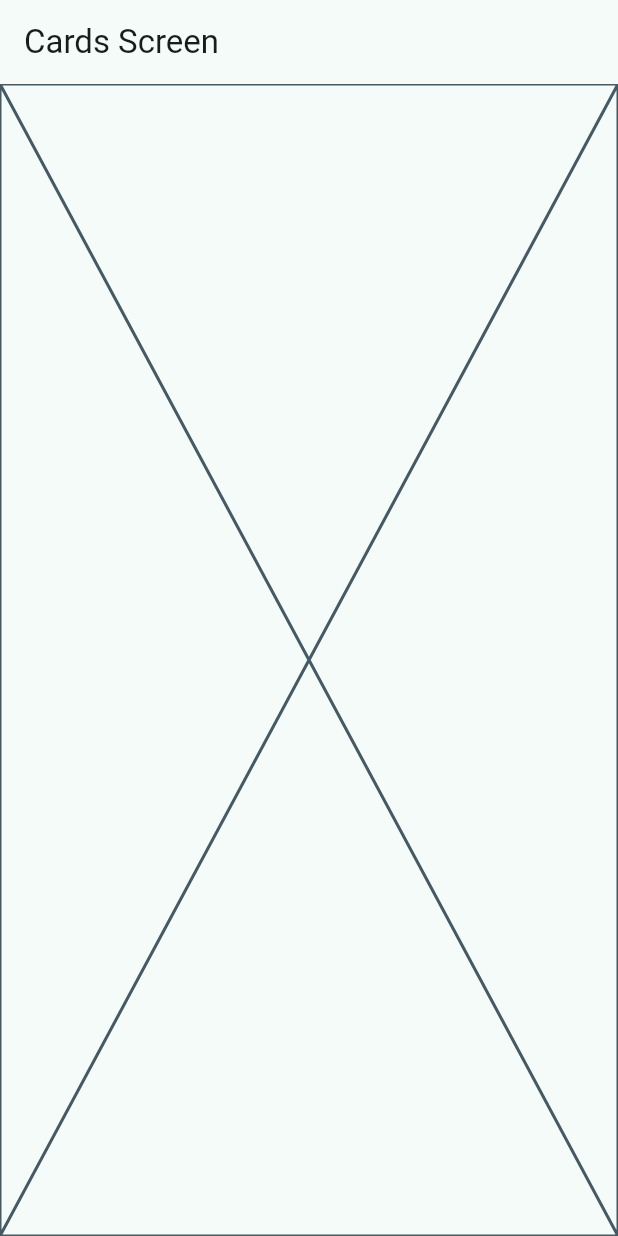
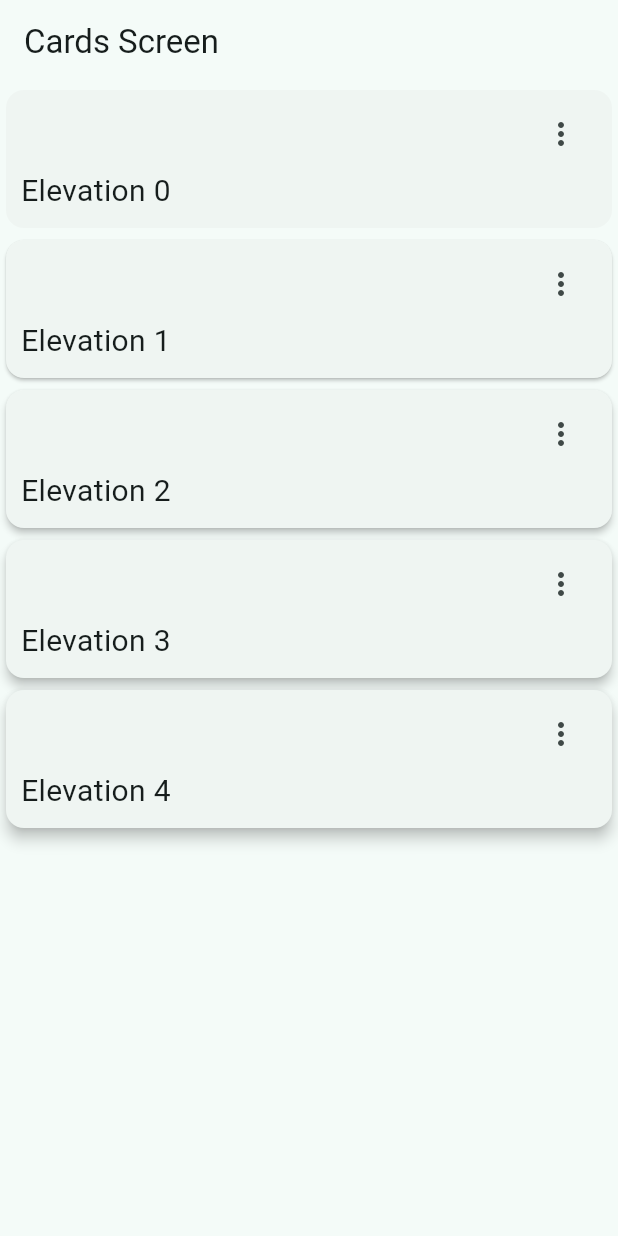
Before and after one commit to Salchichon057/Flutter-Widgets, a Flutter app: the CardsScreen screen opened by its route, on a phone screen of 412 x 824 dp. Run offline on Flutter 3.47's test engine with Material 3 defaults, Android fonts, the phone set to English and light mode, and no system bars; our stand-ins replace go_router.

Commit message:
add card 01

```diff
--- a/lib/presentation/screens/cards/cards_screen.dart
+++ b/lib/presentation/screens/cards/cards_screen.dart
@@ -1,4 +1,12 @@
 import 'package:flutter/material.dart';
+
+const cards = <Map<String, dynamic>>[
+  { 'elevation': 0.0, 'label': 'Elevation 0'},
+  { 'elevation': 1.0, 'label': 'Elevation 1'},
+  { 'elevation': 2.0, 'label': 'Elevation 2'},
+  { 'elevation': 3.0, 'label': 'Elevation 3'},
+  { 'elevation': 4.0, 'label': 'Elevation 4'}
+];
 
 class CardsScreen extends StatelessWidget {
 
@@ -12,7 +20,58 @@ class CardsScreen extends StatelessWidget {
       appBar: AppBar(
         title: const Text('Cards Screen'),
       ),
-      body: const Placeholder(),
+      body: const _CardsView(),
     );
   }
 }
+
+class _CardsView extends StatelessWidget {
+  const _CardsView();
+
+  @override
+  Widget build(BuildContext context) {
+    return SingleChildScrollView(
+      child: Column(
+        children: [
+          ...cards.map((card) => _CardType1(label: card['label'],elevation: card['elevation'])),
+          // ...cards.map((card) => _CardType2(label: card['label'],elevation: card['elevation'])),
+        ],
+      ),
+    );
+  }
+}
+
+class _CardType1 extends StatelessWidget {
+  final String label;
+  final double elevation;
+
+  const _CardType1({
+    required this.label,
+    required this.elevation
+  });
+
+  @override
+  Widget build(BuildContext context) {
+    return Card(
+      elevation: elevation,
+      child: Padding(
+        padding: const EdgeInsets.fromLTRB(10, 5, 10, 10),
+        child: Column(
+          children: [
+            Align(
+              alignment: Alignment.topRight,
+              child: IconButton(
+                icon: const Icon(Icons.more_vert_outlined),
+                onPressed: () {},
+              )
+            ),
+            Align(
+              alignment: Alignment.bottomLeft,
+              child: Text(label, style: const TextStyle(fontSize: 20))
+            )
+          ]
+        )
+      ),
+    );
+  }
+}
```
